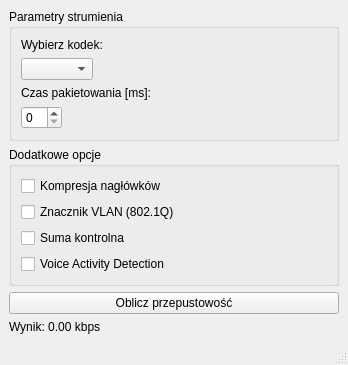
Above: Frontend/mainwindow.ui from RaspberryguyV1/VoIP-calculator before the change. Below: the same form after it.
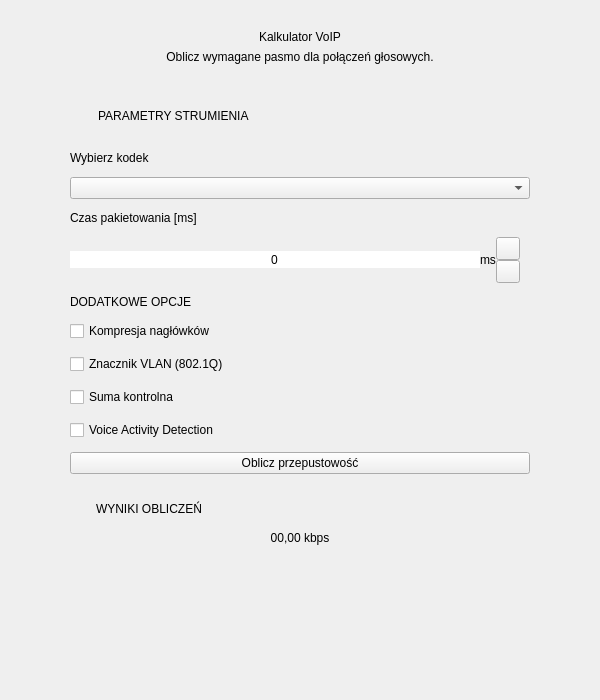
That is the form after the change. Icons and pictures are not drawn.

What changed in the file:
```diff
--- a/Frontend/mainwindow.ui
+++ b/Frontend/mainwindow.ui
@@ -6,108 +6,451 @@
    <rect>
     <x>0</x>
     <y>0</y>
-    <width>348</width>
-    <height>364</height>
+    <width>600</width>
+    <height>700</height>
    </rect>
   </property>
+  <property name="minimumSize">
+   <size>
+    <width>520</width>
+    <height>0</height>
+   </size>
+  </property>
   <property name="windowTitle">
    <string>Kalkulator VoIP</string>
   </property>
   <widget class="QWidget" name="centralwidget">
-   <layout class="QVBoxLayout" name="verticalLayout_2">
+   <layout class="QVBoxLayout" name="rootLayout">
+    <property name="spacing">
+     <number>6</number>
+    </property>
+    <property name="leftMargin">
+     <number>40</number>
+    </property>
+    <property name="topMargin">
+     <number>30</number>
+    </property>
+    <property name="rightMargin">
+     <number>40</number>
+    </property>
+    <property name="bottomMargin">
+     <number>28</number>
+    </property>
     <item>
-     <widget class="QGroupBox" name="groupBox">
-      <property name="title">
-       <string>Parametry strumienia</string>
+     <widget class="QLabel" name="titleLabel">
+      <property name="text">
+       <string>Kalkulator VoIP</string>
       </property>
-      <layout class="QFormLayout" name="formLayout">
-       <item row="0" column="0">
-        <widget class="QLabel" name="label">
+      <property name="alignment">
+       <set>Qt::AlignCenter</set>
+      </property>
+     </widget>
+    </item>
+    <item>
+     <widget class="QLabel" name="subtitleLabel">
+      <property name="text">
+       <string>Oblicz wymagane pasmo dla połączeń głosowych.</string>
+      </property>
+      <property name="alignment">
+       <set>Qt::AlignCenter</set>
+      </property>
+     </widget>
+    </item>
+    <item>
+     <spacer name="spacerTop">
+      <property name="orientation">
+       <enum>Qt::Vertical</enum>
+      </property>
+      <property name="sizeType">
+       <enum>QSizePolicy::Fixed</enum>
+      </property>
+      <property name="sizeHint" stdset="0">
+       <size>
+        <width>20</width>
+        <height>22</height>
+       </size>
+      </property>
+     </spacer>
+    </item>
+    <item>
+     <widget class="QFrame" name="panel">
+      <property name="frameShape">
+       <enum>QFrame::NoFrame</enum>
+      </property>
+      <layout class="QVBoxLayout" name="panelLayout">
+       <property name="spacing">
+        <number>12</number>
+       </property>
+       <property name="leftMargin">
+        <number>30</number>
+       </property>
+       <property name="topMargin">
+        <number>14</number>
+       </property>
+       <property name="rightMargin">
+        <number>30</number>
+       </property>
+       <property name="bottomMargin">
+        <number>16</number>
+       </property>
+       <item>
+        <layout class="QHBoxLayout" name="paramsHeaderLayout">
+         <property name="spacing">
+          <number>8</number>
+         </property>
+         <item>
+          <widget class="QLabel" name="paramsIcon">
+           <property name="minimumSize">
+            <size>
+             <width>20</width>
+             <height>20</height>
+            </size>
+           </property>
+           <property name="maximumSize">
+            <size>
+             <width>20</width>
+             <height>20</height>
+            </size>
+           </property>
+           <property name="text">
+            <string/>
+           </property>
+           <property name="pixmap">
+            <pixmap resource="resources.qrc">:/icons/params.png</pixmap>
+           </property>
+           <property name="scaledContents">
+            <bool>true</bool>
+           </property>
+          </widget>
+         </item>
+         <item>
+          <widget class="QLabel" name="paramsTitle">
+           <property name="text">
+            <string>PARAMETRY STRUMIENIA</string>
+           </property>
+          </widget>
+         </item>
+         <item>
+          <spacer name="headerSpacer">
+           <property name="orientation">
+            <enum>Qt::Horizontal</enum>
+           </property>
+           <property name="sizeHint" stdset="0">
+            <size>
+             <width>40</width>
+             <height>20</height>
+            </size>
+           </property>
+          </spacer>
+         </item>
+         <item>
+          <widget class="QLabel" name="inputPanelLabel">
+           <property name="text">
+            <string></string>
+           </property>
+          </widget>
+         </item>
+        </layout>
+       </item>
+       <item>
+        <widget class="QFrame" name="divider1">
+         <property name="minimumSize">
+          <size>
+           <width>0</width>
+           <height>1</height>
+          </size>
+         </property>
+         <property name="maximumSize">
+          <size>
+           <width>16777215</width>
+           <height>1</height>
+          </size>
+         </property>
+         <property name="frameShape">
+          <enum>QFrame::NoFrame</enum>
+         </property>
+        </widget>
+       </item>
+       <item>
+        <widget class="QLabel" name="codecLabel">
          <property name="text">
-          <string>Wybierz kodek:</string>
+          <string>Wybierz kodek</string>
          </property>
         </widget>
        </item>
-       <item row="1" column="0">
+       <item>
         <widget class="QComboBox" name="codecComboBox"/>
        </item>
-       <item row="2" column="0">
-        <widget class="QLabel" name="label_2">
+       <item>
+        <widget class="QLabel" name="ptimeLabel">
          <property name="text">
-          <string>Czas pakietowania [ms]:</string>
+          <string>Czas pakietowania [ms]</string>
          </property>
         </widget>
        </item>
-       <item row="3" column="0">
-        <widget class="QSpinBox" name="ptimeSpinBox"/>
+       <item>
+        <widget class="QFrame" name="ptimeBox">
+         <property name="frameShape">
+          <enum>QFrame::NoFrame</enum>
+         </property>
+         <layout class="QHBoxLayout" name="ptimeBoxLayout">
+          <property name="spacing">
+           <number>0</number>
+          </property>
+          <property name="leftMargin">
+           <number>0</number>
+          </property>
+          <property name="topMargin">
+           <number>0</number>
+          </property>
+          <property name="rightMargin">
+           <number>0</number>
+          </property>
+          <property name="bottomMargin">
+           <number>0</number>
+          </property>
+          <item>
+           <widget class="QSpinBox" name="ptimeSpinBox">
+            <property name="sizePolicy">
+             <sizepolicy hsizetype="Expanding" vsizetype="Fixed">
+              <horstretch>0</horstretch>
+              <verstretch>0</verstretch>
+             </sizepolicy>
+            </property>
+            <property name="alignment">
+             <set>Qt::AlignCenter</set>
+            </property>
+            <property name="frame">
+             <bool>false</bool>
+            </property>
+            <property name="buttonSymbols">
+             <enum>QAbstractSpinBox::NoButtons</enum>
+            </property>
+            <property name="maximum">
+             <number>999</number>
+            </property>
+            <property name="singleStep">
+             <number>10</number>
+            </property>
+           </widget>
+          </item>
+          <item>
+           <widget class="QLabel" name="msLabel">
+            <property name="text">
+             <string>ms</string>
+            </property>
+           </widget>
+          </item>
+          <item>
+           <widget class="QFrame" name="ptimeButtons">
+            <property name="minimumSize">
+             <size>
+              <width>34</width>
+              <height>0</height>
+             </size>
+            </property>
+            <property name="maximumSize">
+             <size>
+              <width>34</width>
+              <height>16777215</height>
+             </size>
+            </property>
+            <property name="frameShape">
+             <enum>QFrame::NoFrame</enum>
+            </property>
+            <layout class="QVBoxLayout" name="ptimeButtonsLayout">
+             <property name="spacing">
+              <number>0</number>
+             </property>
+             <property name="leftMargin">
+              <number>0</number>
+             </property>
+             <property name="topMargin">
+              <number>0</number>
+             </property>
+             <property name="rightMargin">
+              <number>0</number>
+             </property>
+             <property name="bottomMargin">
+              <number>0</number>
+             </property>
+             <item>
+              <widget class="QToolButton" name="ptimeUp">
+               <property name="focusPolicy">
+                <enum>Qt::NoFocus</enum>
+               </property>
+               <property name="autoRepeat">
+                <bool>true</bool>
+               </property>
+              </widget>
+             </item>
+             <item>
+              <widget class="QToolButton" name="ptimeDown">
+               <property name="focusPolicy">
+                <enum>Qt::NoFocus</enum>
+               </property>
+               <property name="autoRepeat">
+                <bool>true</bool>
+               </property>
+              </widget>
+             </item>
+            </layout>
+           </widget>
+          </item>
+         </layout>
+        </widget>
        </item>
-      </layout>
-     </widget>
-    </item>
-    <item>
-     <widget class="QGroupBox" name="groupBox_2">
-      <property name="title">
-       <string>Dodatkowe opcje</string>
-      </property>
-      <layout class="QVBoxLayout" name="verticalLayout">
        <item>
-        <widget class="QCheckBox" name="compressedCheckBox">
+        <widget class="QLabel" name="optionsLabel">
          <property name="text">
-          <string>Kompresja nagłówków</string>
+          <string>DODATKOWE OPCJE</string>
          </property>
         </widget>
        </item>
        <item>
-        <widget class="QCheckBox" name="vlanCheckBox">
+        <layout class="QVBoxLayout" name="optionsLayout">
+         <property name="spacing">
+          <number>13</number>
+         </property>
+         <item>
+          <widget class="QCheckBox" name="compressedCheckBox">
+           <property name="text">
+            <string>Kompresja nagłówków</string>
+           </property>
+          </widget>
+         </item>
+         <item>
+          <widget class="QCheckBox" name="vlanCheckBox">
+           <property name="text">
+            <string>Znacznik VLAN (802.1Q)</string>
+           </property>
+          </widget>
+         </item>
+         <item>
+          <widget class="QCheckBox" name="controlSumCheckBox">
+           <property name="text">
+            <string>Suma kontrolna</string>
+           </property>
+          </widget>
+         </item>
+         <item>
+          <widget class="QCheckBox" name="vadCheckBox">
+           <property name="text">
+            <string>Voice Activity Detection</string>
+           </property>
+          </widget>
+         </item>
+        </layout>
+       </item>
+       <item>
+        <widget class="QPushButton" name="calculateButton">
+         <property name="cursor">
+          <cursorShape>PointingHandCursor</cursorShape>
+         </property>
          <property name="text">
-          <string>Znacznik VLAN (802.1Q)</string>
+          <string>Oblicz przepustowość</string>
          </property>
         </widget>
        </item>
        <item>
-        <widget class="QCheckBox" name="controlSumCheckBox">
-         <property name="text">
-          <string>Suma kontrolna</string>
+        <widget class="QFrame" name="divider2">
+         <property name="minimumSize">
+          <size>
+           <width>0</width>
+           <height>1</height>
+          </size>
          </property>
+         <property name="maximumSize">
+          <size>
+           <width>16777215</width>
+           <height>1</height>
+          </size>
+         </property>
+         <property name="frameShape">
+          <enum>QFrame::NoFrame</enum>
+         </property>
         </widget>
        </item>
        <item>
-        <widget class="QCheckBox" name="vadCheckBox">
+        <layout class="QHBoxLayout" name="resultsHeaderLayout">
+         <property name="spacing">
+          <number>6</number>
+         </property>
+         <item>
+          <widget class="QLabel" name="resultsIcon">
+           <property name="minimumSize">
+            <size>
+             <width>20</width>
+             <height>20</height>
+            </size>
+           </property>
+           <property name="maximumSize">
+            <size>
+             <width>20</width>
+             <height>20</height>
+            </size>
+           </property>
+           <property name="text">
+            <string/>
+           </property>
+           <property name="pixmap">
+            <pixmap resource="resources.qrc">:/icons/results.png</pixmap>
+           </property>
+           <property name="scaledContents">
+            <bool>true</bool>
+           </property>
+          </widget>
+         </item>
+         <item>
+          <widget class="QLabel" name="resultsTitle">
+           <property name="text">
+            <string>WYNIKI OBLICZEŃ</string>
+           </property>
+          </widget>
+         </item>
+         <item>
+          <spacer name="resultsSpacer">
+           <property name="orientation">
+            <enum>Qt::Horizontal</enum>
+           </property>
+           <property name="sizeHint" stdset="0">
+            <size>
+             <width>40</width>
+             <height>20</height>
+            </size>
+           </property>
+          </spacer>
+         </item>
+        </layout>
+       </item>
+       <item>
+        <widget class="QLabel" name="wynikLabel">
          <property name="text">
-          <string>Voice Activity Detection</string>
+          <string>00,00 kbps</string>
          </property>
+         <property name="alignment">
+          <set>Qt::AlignCenter</set>
+         </property>
         </widget>
        </item>
       </layout>
      </widget>
     </item>
     <item>
-     <widget class="QPushButton" name="calculateButton">
-      <property name="text">
-       <string>Oblicz przepustowość</string>
+     <spacer name="spacerBottom">
+      <property name="orientation">
+       <enum>Qt::Vertical</enum>
       </property>
-     </widget>
-    </item>
-    <item>
-     <widget class="QLabel" name="wynikLabel">
-      <property name="text">
-       <string>Wynik: 0.00 kbps</string>
+      <property name="sizeHint" stdset="0">
+       <size>
+        <width>20</width>
+        <height>0</height>
+       </size>
       </property>
-     </widget>
+     </spacer>
     </item>
    </layout>
   </widget>
-  <widget class="QMenuBar" name="menubar">
-   <property name="geometry">
-    <rect>
-     <x>0</x>
-     <y>0</y>
-     <width>348</width>
-     <height>33</height>
-    </rect>
-   </property>
-  </widget>
-  <widget class="QStatusBar" name="statusbar"/>
  </widget>
  <resources/>
  <connections/>
```
Left out of the diff: 39 changed lines with no effect on the pictures.
